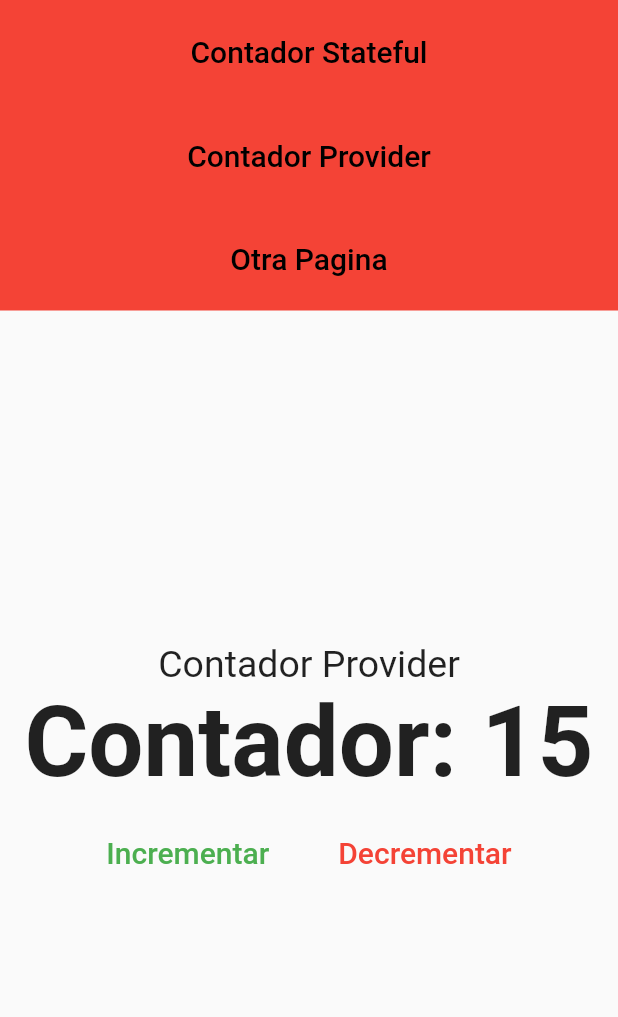
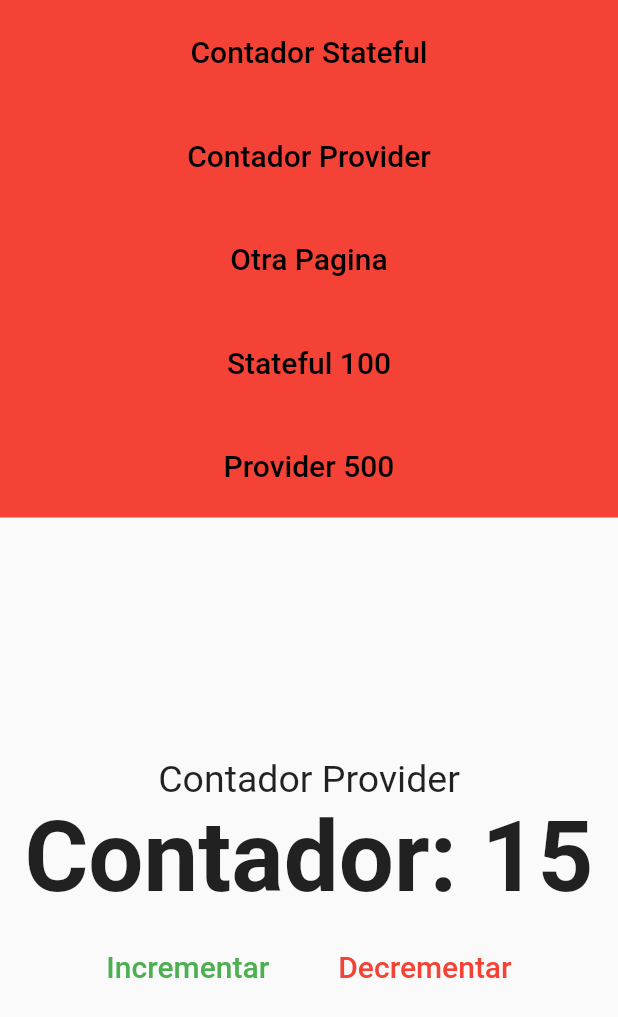
Before and after one commit to faldado82/bases_flutter_web, a Flutter app: the screen it shows after launch, after a tap on "Contador Provider", on a phone screen of 412 x 824 dp. Shown: the top 1017 px of the screen. Run offline on Flutter 3.47's test engine with Material 2 defaults, Android fonts, the phone set to English and light mode, and no system bars; our stand-ins replace fluro, get_it.

Commit message:
router, url query parameters views

```diff
--- a/lib/main.dart
+++ b/lib/main.dart
@@ -1,4 +1,4 @@
-import 'package:bases_flutter_web/router/route_generator.dart';
+import 'package:bases_flutter_web/router/router.dart';
 import 'package:bases_flutter_web/services/navigation_service.dart';
 import 'package:bases_flutter_web/ui/layout/main_layout_page.dart';
 import 'package:bases_flutter_web/ui/locator.dart';
@@ -6,6 +6,7 @@ import 'package:flutter/material.dart';
 
 void main() {
   setupLocator();
+  Flurorouter.configureRoutes();
   runApp(const MyApp());
 }
 
@@ -17,7 +18,7 @@ class MyApp extends StatelessWidget {
     return MaterialApp(
         debugShowCheckedModeBanner: false,
         title: 'Rutas',
-        initialRoute: '/stateful',
+        initialRoute: '/',
 
         // Como forma de aprendizaje se utilizaron "routes" definidas
         // las cuales tenian integrada la navegacion y se redibujaban innecesariamente
@@ -29,7 +30,8 @@ class MyApp extends StatelessWidget {
         //   '/error404': (_) => const Page404(),
         // },
 
-        onGenerateRoute: RouteGenerator.generateRoute,
+        //onGenerateRoute: RouteGenerator.generateRoute,
+        onGenerateRoute: Flurorouter.router.generator,
         navigatorKey: locator<NavigationService>().navigatorKey,
         builder: (_, child) {
           return MainLayoutPage(child: child!);
--- a/lib/providers/counter_provider.dart
+++ b/lib/providers/counter_provider.dart
@@ -2,6 +2,14 @@ import 'package:flutter/material.dart';
 
 class CounterProvider extends ChangeNotifier {
   int _counter = 15;
+
+  CounterProvider(String base){
+    if(int.tryParse(base) !=null){
+      _counter = int.parse(base);
+    }
+  }
+
+
 
   get counter => _counter;
 
--- a/lib/router/route_generator.dart
+++ b/lib/router/route_generator.dart
@@ -8,9 +8,9 @@ class RouteGenerator {
   static Route<dynamic> generateRoute(RouteSettings settings) {
     switch (settings.name) {
       case '/stateful':
-        return _fadeRoute(const CounterStatefulView(), '/stateful');
+        return _fadeRoute(const CounterStatefulView(base: '5',), '/stateful');
       case '/provider':
-        return _fadeRoute(const CounterProviderView(), '/provider');
+        return _fadeRoute(const CounterProviderView(base: '5'), '/provider');
       default:
         return _fadeRoute(const View404(), '/error404');
     }
--- /dev/null
+++ b/lib/router/router.dart
@@ -0,0 +1,52 @@
+import 'package:bases_flutter_web/ui/views/counter_provider_view.dart';
+import 'package:bases_flutter_web/ui/views/counter_stateful_view.dart';
+import 'package:bases_flutter_web/ui/views/view_404.dart';
+import 'package:fluro/fluro.dart';
+
+class Flurorouter {
+  static final FluroRouter router = FluroRouter();
+
+  static void configureRoutes() {
+    router.define(
+      '/',
+      handler: _counterStatefulHandler,
+      transitionType: TransitionType.fadeIn,
+      transitionDuration: const Duration(milliseconds: 300),
+    );
+    router.define(
+      '/stateful',
+      handler: _counterStatefulHandler,
+      transitionType: TransitionType.fadeIn,
+      transitionDuration: const Duration(milliseconds: 300),
+    );
+    router.define(
+      '/stateful/:base',
+      handler: _counterStatefulHandler,
+      transitionType: TransitionType.fadeIn,
+      transitionDuration: const Duration(milliseconds: 300),
+    );
+    router.define(
+      '/provider',
+      handler: _counterProviderHandler,
+      transitionType: TransitionType.fadeIn,
+      transitionDuration: const Duration(milliseconds: 300),
+    );
+
+    router.notFoundHandler = _pageNotFoundHandler;
+  }
+
+  // Handlers o Manejadores
+  static final Handler _counterStatefulHandler = Handler(
+      handlerFunc: (context, parameters) => CounterStatefulView(
+            base: parameters['base']?[0] ?? '5',
+          ));
+
+  static final Handler _counterProviderHandler =
+      Handler(handlerFunc: (context, parameters) {
+    return CounterProviderView(base: parameters['q']?[0] ?? '15');
+  });
+
+  //404 Handler
+  static final Handler _pageNotFoundHandler =
+      Handler(handlerFunc: (_, __) => const View404());
+}
--- a/lib/ui/pages/counter_provider_page.dart
+++ b/lib/ui/pages/counter_provider_page.dart
@@ -10,7 +10,8 @@ class CounterProviderPage extends StatelessWidget {
   @override
   Widget build(BuildContext context) {
     return ChangeNotifierProvider(
-        create: (_) => CounterProvider(), child: _CounterProviderPageBody());
+        create: (_) => CounterProvider('15'),
+        child: _CounterProviderPageBody());
   }
 }
 
--- a/lib/ui/shared/custom_app_menu.dart
+++ b/lib/ui/shared/custom_app_menu.dart
@@ -10,7 +10,7 @@ class CustomAppMenu extends StatelessWidget {
   Widget build(BuildContext context) {
     return LayoutBuilder(
       builder: (BuildContext context, BoxConstraints constraints) {
-        return (constraints.maxWidth > 630)
+        return (constraints.maxWidth > 900)
             ? _TabletDesktopMenu()
             : _MobileMenu();
       },
@@ -36,7 +36,6 @@ class _TabletDesktopMenu extends StatelessWidget {
                 locator<NavigationService>().navigateTo('/stateful'),
             color: Colors.black,
           ),
-          const SizedBox(width: 20),
           CustomFlatButtom(
             text: 'Contador Provider',
             //onPressed: () => Navigator.pushNamed(context, '/provider'),
@@ -44,13 +43,28 @@ class _TabletDesktopMenu extends StatelessWidget {
                 locator<NavigationService>().navigateTo('/provider'),
             color: Colors.black,
           ),
-          const SizedBox(width: 20),
           CustomFlatButtom(
             text: 'Otra Pagina',
             // Esta pagina no existe es para mostrar error 404
             // onPressed: () => Navigator.pushNamed(context, '/otraPagina'),
             onPressed: () =>
                 locator<NavigationService>().navigateTo('/otraPagina'),
+            color: Colors.black,
+          ),
+          CustomFlatButtom(
+            text: 'Stateful 100',
+            // Esta pagina no existe es para mostrar error 404
+            // onPressed: () => Navigator.pushNamed(context, '/otraPagina'),
+            onPressed: () =>
+                locator<NavigationService>().navigateTo('/stateful/100'),
+            color: Colors.black,
+          ),
+          CustomFlatButtom(
+            text: 'Provider 500',
+            // Esta pagina no existe es para mostrar error 404
+            // onPressed: () => Navigator.pushNamed(context, '/otraPagina'),
+            onPressed: () =>
+                locator<NavigationService>().navigateTo('/provider?q=500'),
             color: Colors.black,
           )
         ],
@@ -93,6 +107,22 @@ class _MobileMenu extends StatelessWidget {
             onPressed: () =>
                 locator<NavigationService>().navigateTo('/otraPagina'),
             color: Colors.black,
+          ),
+          CustomFlatButtom(
+            text: 'Stateful 100',
+            // Esta pagina no existe es para mostrar error 404
+            // onPressed: () => Navigator.pushNamed(context, '/otraPagina'),
+            onPressed: () =>
+                locator<NavigationService>().navigateTo('/stateful/100'),
+            color: Colors.black,
+          ),
+          CustomFlatButtom(
+            text: 'Provider 500',
+            // Esta pagina no existe es para mostrar error 404
+            // onPressed: () => Navigator.pushNamed(context, '/otraPagina'),
+            onPressed: () =>
+                locator<NavigationService>().navigateTo('/provider?q=500'),
+            color: Colors.black,
           )
         ],
       ),
--- a/lib/ui/views/counter_provider_view.dart
+++ b/lib/ui/views/counter_provider_view.dart
@@ -4,12 +4,13 @@ import 'package:flutter/material.dart';
 import 'package:provider/provider.dart';
 
 class CounterProviderView extends StatelessWidget {
-  const CounterProviderView({super.key});
+  final String base;
+  const CounterProviderView({super.key, required this.base});
 
   @override
   Widget build(BuildContext context) {
     return ChangeNotifierProvider(
-        create: (_) => CounterProvider(), child: _CounterProviderPageBody());
+        create: (_) => CounterProvider(base), child: _CounterProviderPageBody());
   }
 }
 
--- a/lib/ui/views/counter_stateful_view.dart
+++ b/lib/ui/views/counter_stateful_view.dart
@@ -2,7 +2,9 @@ import 'package:bases_flutter_web/ui/shared/custom_flat_buttom.dart';
 import 'package:flutter/material.dart';
 
 class CounterStatefulView extends StatefulWidget {
-  const CounterStatefulView({super.key});
+  final String base;
+
+  const CounterStatefulView({super.key, required this.base});
 
   @override
   State<CounterStatefulView> createState() => _CounterStatefulViewState();
@@ -10,6 +12,15 @@ class CounterStatefulView extends StatefulWidget {
 
 class _CounterStatefulViewState extends State<CounterStatefulView> {
   int counter = 10;
+
+  @override
+  void initState() {
+    super.initState();
+    // si el parse del string a numero es nulo
+    // o no se puede parsear porque contiene caracteres
+    // el counter tendra valor 10
+    if(int.tryParse(widget.base) != null) counter = int.parse(widget.base);
+  }
 
   @override
   Widget build(BuildContext context) {
@@ -21,9 +32,12 @@ class _CounterStatefulViewState extends State<CounterStatefulView> {
         // esto mismo se realizo para que no se redibujara innecesariamente
         // const CustomAppMenu(),
         // const Spacer(),
-        const Text(
+        const FittedBox(
+          fit: BoxFit.contain,
+          child: Text(
             'Contador Stateful',
             style: TextStyle(fontSize: 25),
+          ),
         ),
         //! RESPONSIVE
         // Para adaptar el texto a la pantalla utilizamos FittedBox y su propiedad BoxFit.contain en el "fit"
@@ -37,7 +51,9 @@ class _CounterStatefulViewState extends State<CounterStatefulView> {
             ),
           ),
         ),
-        Row(
+        FittedBox(
+          fit: BoxFit.contain,
+          child: Row(
             mainAxisAlignment: MainAxisAlignment.center,
             children: [
               CustomFlatButtom(
@@ -50,6 +66,7 @@ class _CounterStatefulViewState extends State<CounterStatefulView> {
                   onPressed: () => setState(() => counter--)),
             ],
           ),
+        ),
         //const Spacer(),
       ],
     );
--- a/lib/ui/views/view_404.dart
+++ b/lib/ui/views/view_404.dart
@@ -11,7 +11,11 @@ class View404 extends StatelessWidget {
         mainAxisAlignment: MainAxisAlignment.center,
         children: [
           const Text(
-            'Error 404 - Page not found',
+            'Error 404',
+            style: TextStyle(fontSize: 40, fontWeight: FontWeight.bold),
+          ),
+          const Text(
+            'Page not found',
             style: TextStyle(fontSize: 40, fontWeight: FontWeight.bold),
           ),
           CustomFlatButtom(
--- a/pubspec.yaml
+++ b/pubspec.yaml
@@ -29,6 +29,7 @@ environment:
 # versions available, run `flutter pub outdated`.
 dependencies:
   cupertino_icons: ^1.0.2
+  fluro: ^2.0.5
   flutter:
     sdk: flutter
   get_it: ^7.6.0
```
Also changed, not shown: pubspec.lock. Lines whose indentation alone changed are shown as unchanged.
